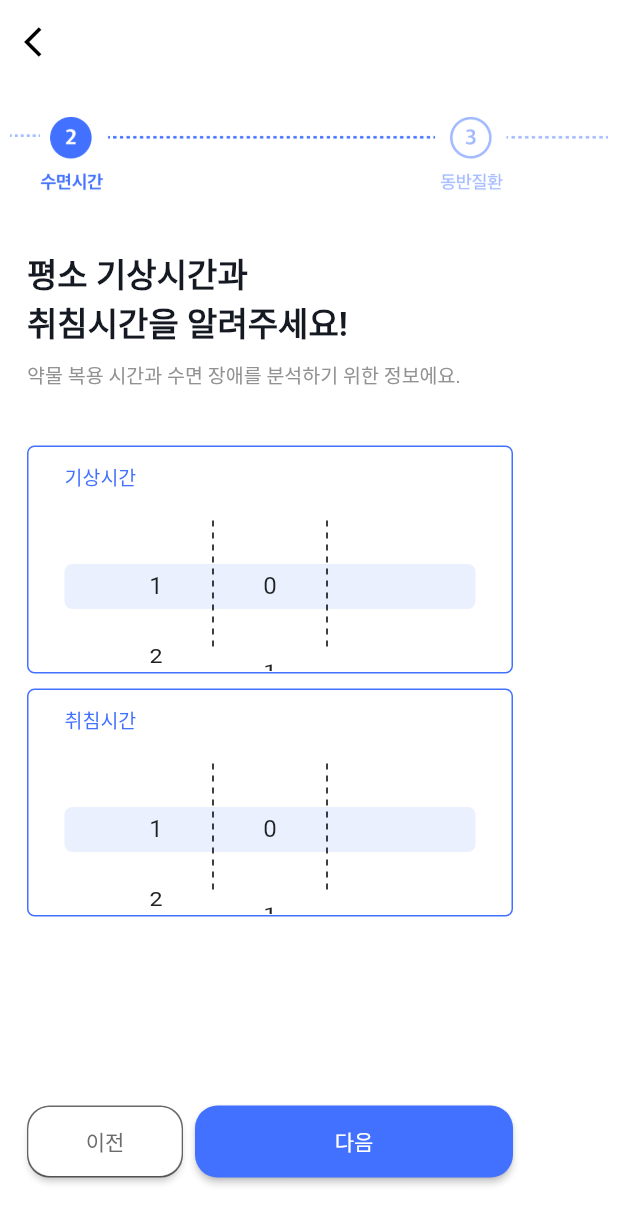
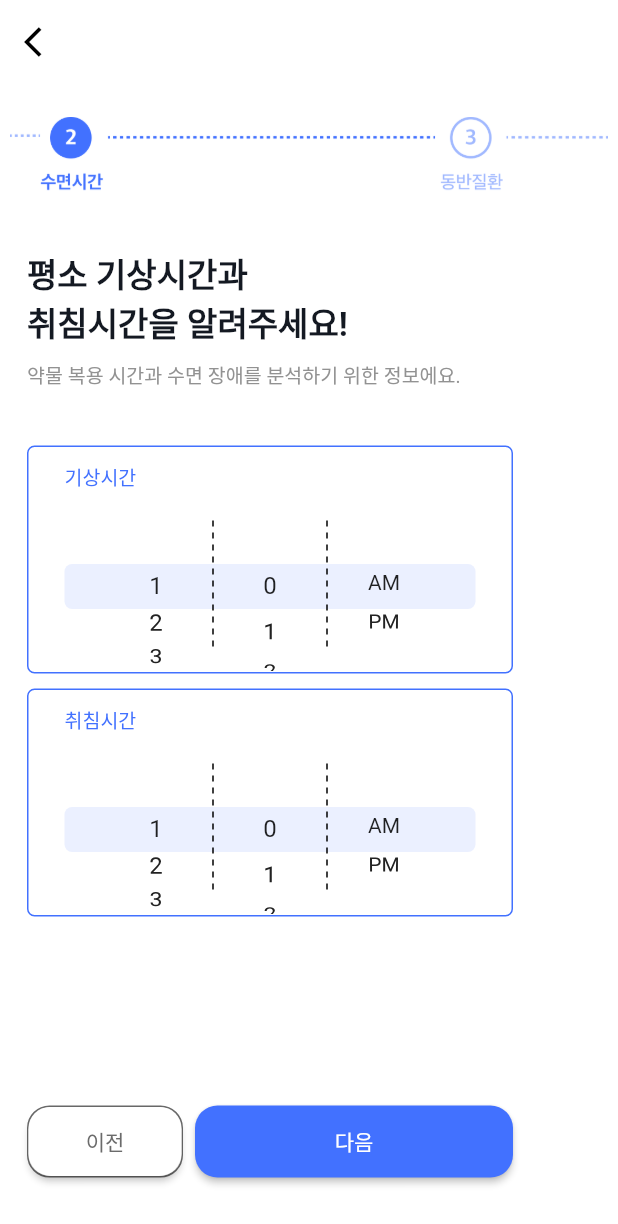
Before and after one commit to rieull0225/Pilling, a Flutter app: the additional screen opened directly, swiped to page 2, on a phone screen of 412 x 824 dp. Shown: the top 1224 px of the screen. Run offline on Flutter 3.47's test engine with Material 2 defaults, Android fonts, the light colour scheme and no system bars; drawn by our look-alikes of dotted_line; our stand-ins replace date_format, get, smooth_page_indicator; Roboto replaces fonts that are missing (Apple, Gmarket).

Commit message:
1016 feedback

```diff
--- a/lib/additional.dart
+++ b/lib/additional.dart
@@ -8,10 +8,6 @@ List<Widget> s1 = [];
 List<Widget> e1 = [];
 List<Widget> s2 = [];
 List<Widget> e2 = [];
-List<Widget> s3 = [Container(width : 75, height : 101 ,child: Center(child: Text("AM", style : TextStyle(fontSize: 21,)))),
-  Container(width : 75, height : 101 ,child: Center(child: Text("PM", style : TextStyle(fontSize: 21,))))];
-List<Widget> e3 = [Container(width : 75, height : 101 ,child: Center(child: Text("AM", style : TextStyle(fontSize: 21,)))),
-  Container(width : 75, height : 101 ,child: Center(child: Text("PM", style : TextStyle(fontSize: 21,))))];
 
 List<Widget> ache = [];
 List<bool> _idx = [false,false,false,false,false,false,false,false,false, false];
@@ -52,6 +48,20 @@ class _additionalState extends State<additional> {
     }
   }
 
+  List<String> drugs = [
+    '아빌리파이정 2mg',
+    '아빌리파이정 5mg',
+    '아빌리파이정 10mg',
+    '아빌리파이정 15mg',
+    '아빌리파이정 2mg',
+    '아빌리파이정 2mg',
+    '아빌리파이정 2mg',
+
+  ];
+
+  TextEditingController _controller = TextEditingController();
+  String input = '';
+
 
 
   @override
@@ -86,7 +96,7 @@ class _additionalState extends State<additional> {
                   physics:new NeverScrollableScrollPhysics(),
                   children: [
                     First(pageController),
-                    Second(pageController,s1,s2,e1,e2,s3,e3),
+                    Second(pageController,s1,s2,e1,e2),
                     Third(pageController, ache),
                     Forth(pageController),
                   ]
@@ -169,7 +179,7 @@ class _additionalState extends State<additional> {
     );
   }
 
-  Column Second(PageController pageController, List<Widget> s1, List<Widget> s2, List<Widget> e1, List<Widget> e2,List<Widget> s3, List<Widget> e3){
+  Column Second(PageController pageController, List<Widget> s1, List<Widget> s2, List<Widget> e1, List<Widget> e2){
     return Column(
         crossAxisAlignment: CrossAxisAlignment.start,
         children: <Widget>[
@@ -219,7 +229,7 @@ class _additionalState extends State<additional> {
                                   children : [
                                     Container(height : 113 , width : 75,
                                       child: ListWheelScrollView(
-                                        squeeze : 0.5,
+                                        squeeze : 1,
                                         children : s1,
                                         itemExtent: 24,
                                       ),
@@ -232,7 +242,7 @@ class _additionalState extends State<additional> {
                                     ),
                                     Container(height : 113, width :75,
                                       child: ListWheelScrollView(
-                                        squeeze : 1,
+                                        squeeze : 2,
                                         children : s2,
                                         itemExtent: 60,
                                       ),
@@ -243,11 +253,11 @@ class _additionalState extends State<additional> {
                                         direction : Axis.vertical,
                                       ),
                                     ),
-                                    Container(height : 113, width :75,
+                                    Container(height : 113 , width : 75,
                                       child: ListWheelScrollView(
-                                        squeeze : 1,
-                                        children : s3,
-                                        itemExtent: 2,
+                                        squeeze : 0.8,
+                                        children : [Text("AM"), Text("PM")],
+                                        itemExtent: 20,
                                       ),
                                     ),
                                   ]
@@ -295,7 +305,7 @@ class _additionalState extends State<additional> {
                                   children : [
                                     Container(height : 113, width :75,
                                       child: ListWheelScrollView(
-                                        squeeze : 0.5,
+                                        squeeze : 1,
                                         children : s1,
                                         itemExtent: 24,
                                       ),
@@ -308,7 +318,7 @@ class _additionalState extends State<additional> {
                                     ),
                                     Container(height : 113, width : 75,
                                       child: ListWheelScrollView(
-                                        squeeze : 1,
+                                        squeeze : 2,
                                         children : s2,
                                         itemExtent: 60,
                                       ),
@@ -321,9 +331,9 @@ class _additionalState extends State<additional> {
                                     ),
                                     Container(height : 113 , width : 75,
                                       child: ListWheelScrollView(
-                                        squeeze : 1,
-                                        children : s3,
-                                        itemExtent: 2,
+                                        squeeze : 0.8,
+                                        children : [Text("AM"), Text("PM")],
+                                        itemExtent: 20,
                                       ),
                                     ),
                                   ]
@@ -478,6 +488,45 @@ class _additionalState extends State<additional> {
           SizedBox(height : 38 ),
 
           for(int i = 0 ; i < name2.length ; ++i) Buttons2(name2[i],i),
+          SizedBox(height : 26),
+    _idx2[1] ?  Center(
+      child: Column(
+        children: [
+          Container(
+            decoration: BoxDecoration(color : Color(0xfff8faff),
+              borderRadius: BorderRadius.circular(5),
+            ),
+            width : 324 ,
+            child: Padding(
+              padding: const EdgeInsets.only(left : 15.0),
+              child: Center(
+                child: TextField(
+                  controller: _controller,
+                  style: TextStyle(fontSize:14, fontFamily: 'Apple', fontWeight: FontWeight.w300, color : Color(0xff3d3d3d)),
+                  decoration : InputDecoration(
+
+                    hintText:'약 이름을 검색해주세요.',
+                    hintStyle: TextStyle(color : Color(0xffb8b8b8),fontSize : 14,fontFamily: 'Apple',fontWeight: FontWeight.w300),
+                    focusedBorder : InputBorder.none,
+                    enabledBorder: InputBorder.none,
+                    errorBorder : InputBorder.none,
+                    border : InputBorder.none,
+
+                    suffixIcon: IconButton(onPressed:(){
+                      setState((){
+                        input = _controller.text;
+                        FocusScope.of(context).requestFocus(FocusNode());
+                      });
+                    },icon: Icon(Icons.search, color : Theme.of(context).primaryColor)),
+                  ),
+                ),
+              ),
+            ),
+          ),
+          input =='' ? Container():SizedBox(height : 130,child :_List(context, _buildList(context, drugs, input))),
+        ],
+      ),
+    ):Container(),
           Expanded(child : Container()),
           Padding(
             padding: const EdgeInsets.only(left : 18.0),
@@ -566,14 +615,48 @@ class _additionalState extends State<additional> {
 
 
   buttonPressed(int idx){
-    for(int i = 0 ; i < _idx.length ; ++i)
-      _idx[i] = false;
-    _idx[idx] = _idx[idx] ? false : true;
+    _idx[idx] = !_idx[idx];
   }
 
   buttonPressed2(int idx){
     for(int i = 0 ; i < _idx2.length ; ++i)
       _idx2[i] = false;
-    _idx2[idx] = _idx2[idx] ? false : true;
+    _idx2[idx] != _idx2[idx] ;
+
+  }
+
+  List<String> _buildList(BuildContext context, List<String> drugs, String input){
+    List<String> searchResult = [];
+    for(String s in drugs){
+      if(s.contains(input))
+        searchResult.add(s);
+    }
+    return searchResult;
+  }
+
+  Widget _List(BuildContext context, List list){
+    return ListView.builder(
+        padding : EdgeInsets.only(top:8),
+        itemCount : list.length,
+        itemBuilder : (context, index){
+          return Padding(
+            padding: const EdgeInsets.symmetric(vertical:5.0),
+            child: SizedBox(
+              height : 67,
+              width : 296 ,
+              child: Padding(
+                padding: const EdgeInsets.fromLTRB(10, 15, 10, 15),
+                child: ListTile(
+                  title : Text("${list[index]}", style : TextStyle(fontSize : 15, fontWeight: FontWeight.w500, color : Color(0xff141922)), ),
+                  subtitle : Padding(
+                    padding: const EdgeInsets.only(top : 8.0),
+                    child: Text("주요우울장애 치료의 부가요법제", style : TextStyle(fontSize : 11, fontWeight: FontWeight.w400, color: Color(0xff929292))),
+                  ),
+                ),
+              ),
+            ),
+          );
+        }
+    );
   }
 }
--- a/lib/main.dart
+++ b/lib/main.dart
@@ -92,7 +92,7 @@ class _MyHomePageState extends State<MyHomePage> {
   @override
   Widget build(BuildContext context) {
     return Scaffold(
-      backgroundColor: Theme.of(context).primaryColor,
+      backgroundColor: Color(0xff6180f1),
       body: GestureDetector(
         onTap: () => FocusScope.of(context).unfocus(),
         child: SingleChildScrollView(
--- a/lib/onBoarding.dart
+++ b/lib/onBoarding.dart
@@ -47,7 +47,7 @@ class _onBoardingState extends State<onBoarding> {
                   ),
                   onPressed: (){
                     Get.offAll(MyHomePage());
-                  }, child: Text("서비스 시작하기", style: TextStyle(color : Color(0xffffffff),fontSize: 15,fontFamily: 'Gmarket',),textAlign: TextAlign.center,))),
+                  }, child: Text("서비스 시작하기", style: TextStyle(color : Color(0xffffffff),fontSize: 14,),textAlign: TextAlign.center,))),
         SizedBox(height : 16)
         ],
       ),
```
Also changed, not shown: lib/signin.dart (+39 -12 lines).
